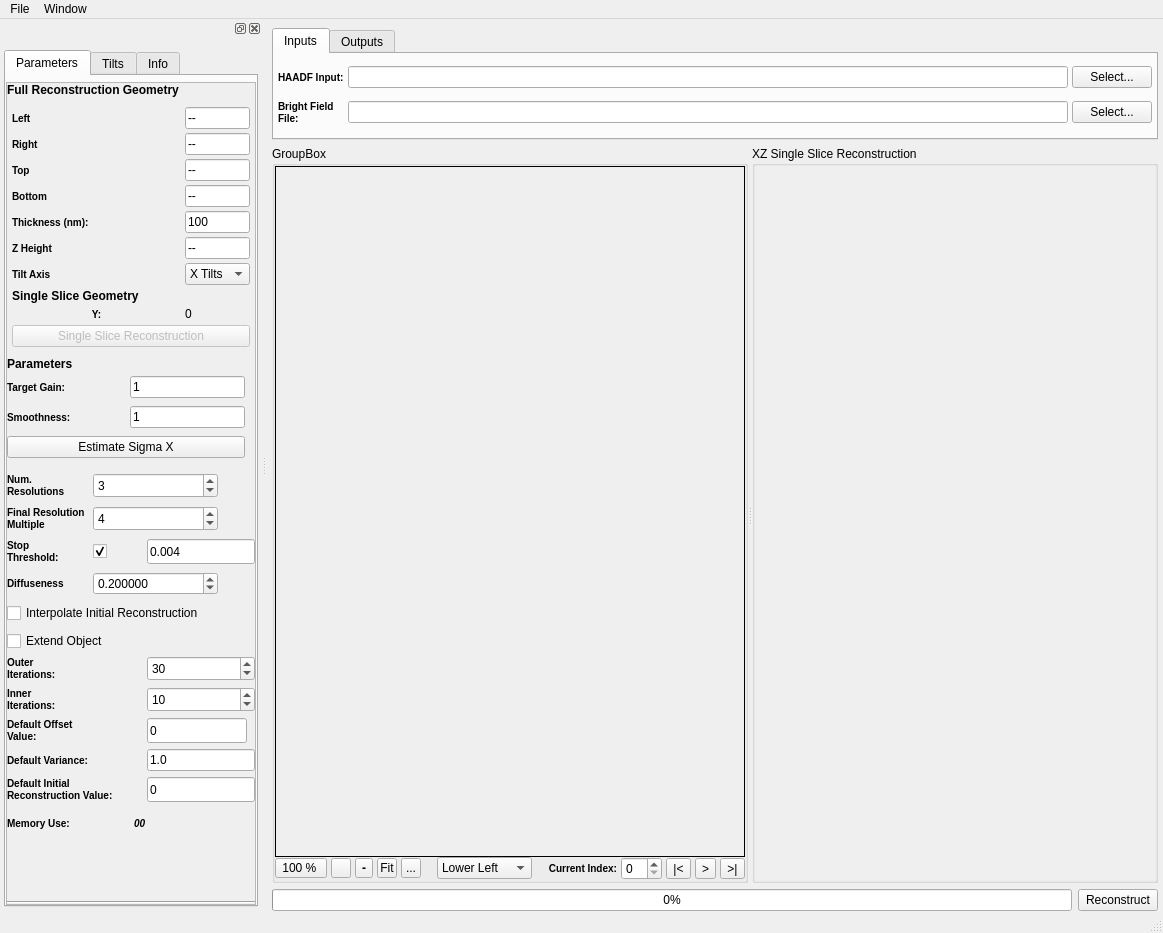
Qt form Code/Applications/TomoGui/UI_Files/TomoGui.ui (OpenMBIR/OpenMBIR-TEM) before a commit.
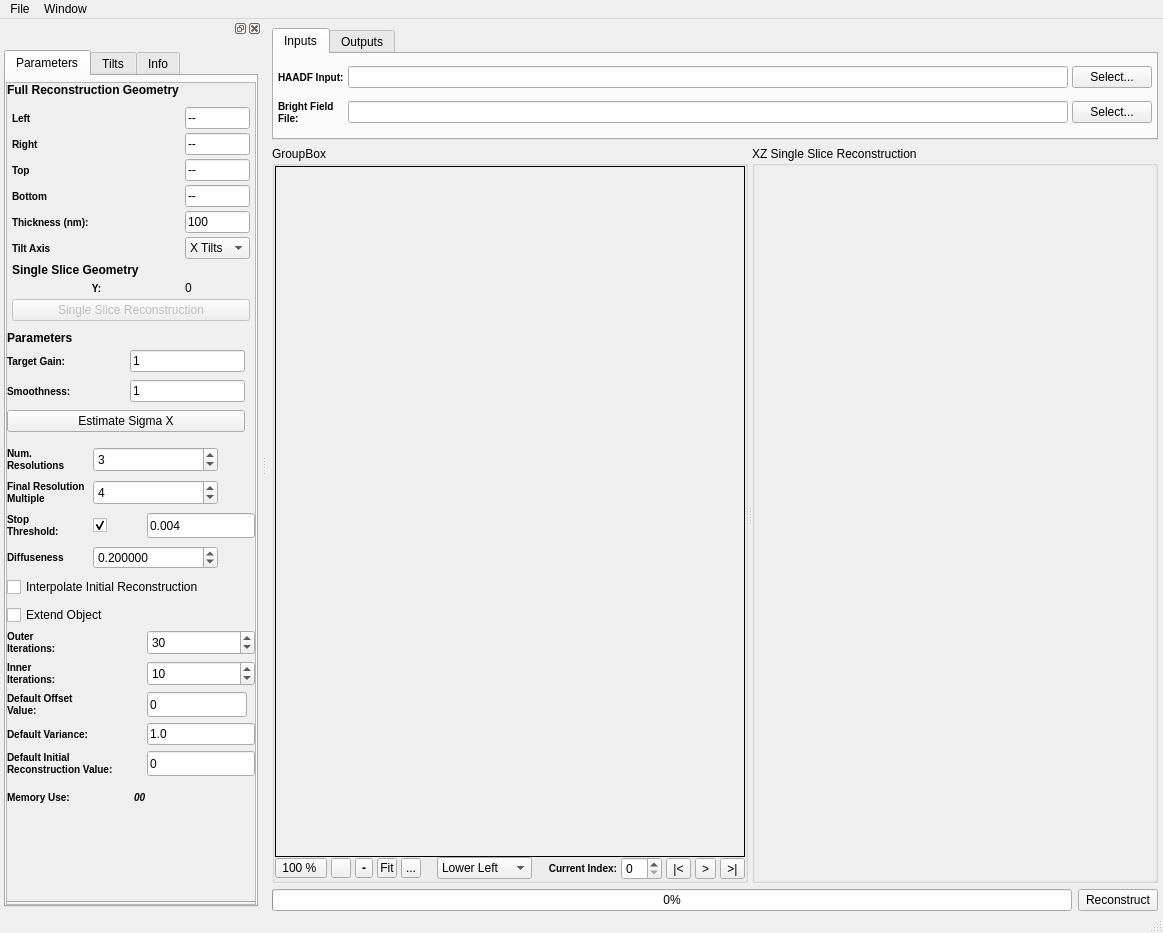
The same form after that commit. Icons and pictures are not drawn. Custom widgets are drawn as their Qt base class.

What changed in the file:
```diff
--- a/Code/Applications/TomoGui/UI_Files/TomoGui.ui
+++ b/Code/Applications/TomoGui/UI_Files/TomoGui.ui
@@ -892,8 +892,8 @@
              <rect>
               <x>0</x>
               <y>0</y>
-              <width>233</width>
-              <height>826</height>
+              <width>248</width>
+              <height>817</height>
              </rect>
             </property>
             <layout class="QVBoxLayout" name="verticalLayout_6">
@@ -1089,38 +1089,6 @@
                   </widget>
                  </item>
                  <item row="5" column="0">
-                  <widget class="QLabel" name="label_45">
-                   <property name="styleSheet">
-                    <string notr="true">QLabel {
-font-weight: bold;
-font-size: 10px;
-}</string>
-                   </property>
-                   <property name="text">
-                    <string>Z Height</string>
-                   </property>
-                   <property name="alignment">
-                    <set>Qt::AlignLeading|Qt::AlignLeft|Qt::AlignVCenter</set>
-                   </property>
-                   <property name="wordWrap">
-                    <bool>false</bool>
-                   </property>
-                  </widget>
-                 </item>
-                 <item row="5" column="1">
-                  <widget class="QLineEdit" name="z">
-                   <property name="maximumSize">
-                    <size>
-                     <width>65</width>
-                     <height>16777215</height>
-                    </size>
-                   </property>
-                   <property name="text">
-                    <string>--</string>
-                   </property>
-                  </widget>
-                 </item>
-                 <item row="6" column="0">
                   <widget class="QLabel" name="label_46">
                    <property name="styleSheet">
                     <string notr="true">QLabel {
@@ -1139,7 +1107,7 @@
                    </property>
                   </widget>
                  </item>
-                 <item row="6" column="1">
+                 <item row="5" column="1">
                   <widget class="QComboBox" name="tiltSelection">
                    <item>
                     <property name="text">
@@ -1153,7 +1121,7 @@
                    </item>
                   </widget>
                  </item>
-                 <item row="7" column="0" colspan="2">
+                 <item row="6" column="0" colspan="2">
                   <widget class="QLabel" name="label_50">
                    <property name="font">
                     <font>
@@ -1166,7 +1134,7 @@
                    </property>
                   </widget>
                  </item>
-                 <item row="8" column="0">
+                 <item row="7" column="0">
                   <widget class="QLabel" name="label_51">
                    <property name="styleSheet">
                     <string notr="true">QLabel {
@@ -1182,14 +1150,14 @@
                    </property>
                   </widget>
                  </item>
-                 <item row="8" column="1">
+                 <item row="7" column="1">
                   <widget class="QLabel" name="ySingleSliceValue">
                    <property name="text">
                     <string>0</string>
                    </property>
                   </widget>
                  </item>
-                 <item row="9" column="0" colspan="2">
+                 <item row="8" column="0" colspan="2">
                   <widget class="QPushButton" name="m_SingleSliceReconstructionBtn">
                    <property name="enabled">
                     <bool>false</bool>
```
Left out of the diff: 1 changed line with no effect on the pictures.
